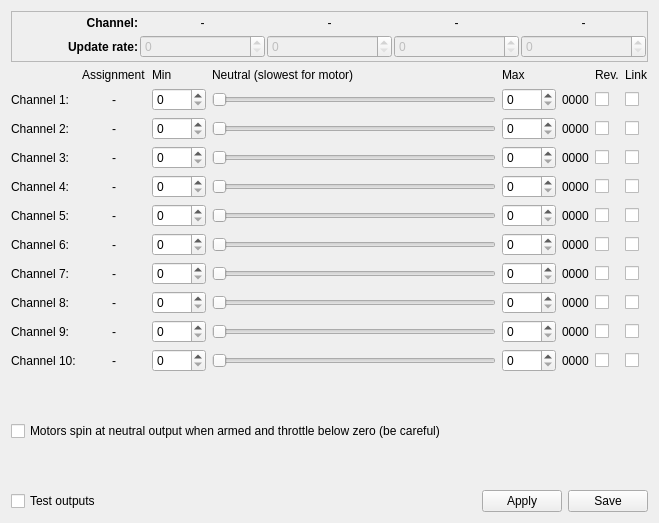
Qt form ground/openpilotgcs/src/plugins/config/output.ui (openpilot/OpenPilot) before a commit.
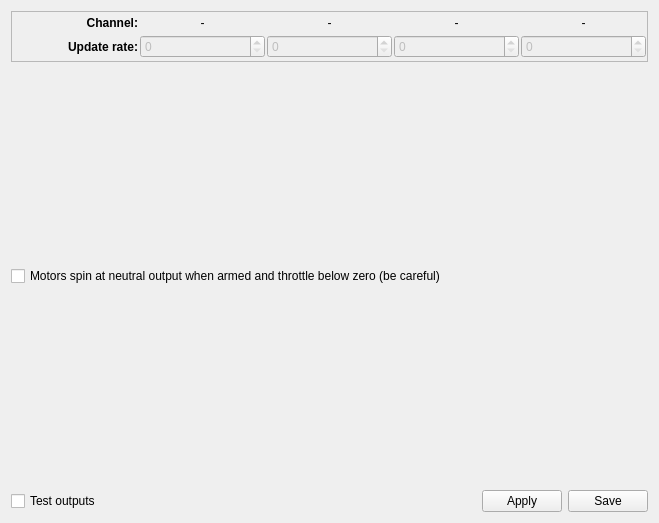
The same form after that commit. Icons and pictures are not drawn.

Commit message: Output widget: Converted to an array of output channels.

What changed in the file:
```diff
--- a/ground/openpilotgcs/src/plugins/config/output.ui
+++ b/ground/openpilotgcs/src/plugins/config/output.ui
@@ -210,933 +210,7 @@
     </widget>
    </item>
    <item>
-    <layout class="QGridLayout" name="gridLayout_2">
-     <item row="1" column="0">
-      <widget class="QLabel" name="actuator0Label">
-       <property name="text">
-        <string>Channel 1:</string>
-       </property>
-      </widget>
-     </item>
-     <item row="1" column="2">
-      <widget class="QSpinBox" name="ch0OutMin">
-       <property name="enabled">
-        <bool>true</bool>
-       </property>
-       <property name="toolTip">
-        <string>&lt;!DOCTYPE HTML PUBLIC &quot;-//W3C//DTD HTML 4.0//EN&quot; &quot;http://www.w3.org/TR/REC-html40/strict.dtd&quot;&gt;
-&lt;html&gt;&lt;head&gt;&lt;meta name=&quot;qrichtext&quot; content=&quot;1&quot; /&gt;&lt;style type=&quot;text/css&quot;&gt;
-p, li { white-space: pre-wrap; }
-&lt;/style&gt;&lt;/head&gt;&lt;body style=&quot; font-family:'Sans'; font-size:8pt; font-weight:400; font-style:normal;&quot;&gt;
-&lt;p style=&quot; margin-top:0px; margin-bottom:0px; margin-left:0px; margin-right:0px; -qt-block-indent:0; text-indent:0px;&quot;&gt;Minimum PWM value, beware of not overdriving your servo.&lt;/p&gt;&lt;/body&gt;&lt;/html&gt;</string>
-       </property>
-       <property name="maximum">
-        <number>9999</number>
-       </property>
-      </widget>
-     </item>
-     <item row="1" column="3">
-      <widget class="QSlider" name="ch0OutSlider">
-       <property name="enabled">
-        <bool>true</bool>
-       </property>
-       <property name="maximum">
-        <number>9999</number>
-       </property>
-       <property name="orientation">
-        <enum>Qt::Horizontal</enum>
-       </property>
-      </widget>
-     </item>
-     <item row="1" column="4">
-      <widget class="QSpinBox" name="ch0OutMax">
-       <property name="enabled">
-        <bool>true</bool>
-       </property>
-       <property name="toolTip">
-        <string>&lt;!DOCTYPE HTML PUBLIC &quot;-//W3C//DTD HTML 4.0//EN&quot; &quot;http://www.w3.org/TR/REC-html40/strict.dtd&quot;&gt;
-&lt;html&gt;&lt;head&gt;&lt;meta name=&quot;qrichtext&quot; content=&quot;1&quot; /&gt;&lt;style type=&quot;text/css&quot;&gt;
-p, li { white-space: pre-wrap; }
-&lt;/style&gt;&lt;/head&gt;&lt;body style=&quot; font-family:'Sans'; font-size:8pt; font-weight:400; font-style:normal;&quot;&gt;
-&lt;p style=&quot; margin-top:0px; margin-bottom:0px; margin-left:0px; margin-right:0px; -qt-block-indent:0; text-indent:0px;&quot;&gt;Maximum PWM value, beware of not overdriving your servo.&lt;/p&gt;&lt;/body&gt;&lt;/html&gt;</string>
-       </property>
-       <property name="maximum">
-        <number>9999</number>
-       </property>
-      </widget>
-     </item>
-     <item row="1" column="5">
-      <widget class="QLabel" name="ch0OutValue">
-       <property name="toolTip">
-        <string>Current value of slider.</string>
-       </property>
-       <property name="text">
-        <string>0000</string>
-       </property>
-      </widget>
-     </item>
-     <item row="1" column="6">
-      <widget class="QCheckBox" name="ch0Rev">
-       <property name="font">
-        <font>
-         <family>FreeSans</family>
-         <pointsize>8</pointsize>
-        </font>
-       </property>
-       <property name="toolTip">
-        <string>&lt;!DOCTYPE HTML PUBLIC &quot;-//W3C//DTD HTML 4.0//EN&quot; &quot;http://www.w3.org/TR/REC-html40/strict.dtd&quot;&gt;
-&lt;html&gt;&lt;head&gt;&lt;meta name=&quot;qrichtext&quot; content=&quot;1&quot; /&gt;&lt;style type=&quot;text/css&quot;&gt;
-p, li { white-space: pre-wrap; }
-&lt;/style&gt;&lt;/head&gt;&lt;body style=&quot; font-family:'FreeSans'; font-size:8pt; font-weight:400; font-style:normal;&quot;&gt;
-&lt;p style=&quot; margin-top:0px; margin-bottom:0px; margin-left:0px; margin-right:0px; -qt-block-indent:0; text-indent:0px;&quot;&gt;Check to invert the channel.&lt;/p&gt;&lt;/body&gt;&lt;/html&gt;</string>
-       </property>
-       <property name="text">
-        <string/>
-       </property>
-      </widget>
-     </item>
-     <item row="1" column="7">
-      <widget class="QCheckBox" name="ch0Link">
-       <property name="toolTip">
-        <string>Only used with Test Output mode</string>
-       </property>
-       <property name="text">
-        <string/>
-       </property>
-      </widget>
-     </item>
-     <item row="0" column="7">
-      <widget class="QLabel" name="label_2">
-       <property name="text">
-        <string>Link</string>
-       </property>
-      </widget>
-     </item>
-     <item row="0" column="6">
-      <widget class="QLabel" name="label">
-       <property name="text">
-        <string>Rev.</string>
-       </property>
-      </widget>
-     </item>
-     <item row="2" column="0">
-      <widget class="QLabel" name="actuator1Label">
-       <property name="text">
-        <string>Channel 2:</string>
-       </property>
-      </widget>
-     </item>
-     <item row="2" column="2">
-      <widget class="QSpinBox" name="ch1OutMin">
-       <property name="enabled">
-        <bool>true</bool>
-       </property>
-       <property name="maximum">
-        <number>9999</number>
-       </property>
-      </widget>
-     </item>
-     <item row="2" column="3">
-      <widget class="QSlider" name="ch1OutSlider">
-       <property name="enabled">
-        <bool>true</bool>
-       </property>
-       <property name="maximum">
-        <number>9999</number>
-       </property>
-       <property name="orientation">
-        <enum>Qt::Horizontal</enum>
-       </property>
-      </widget>
-     </item>
-     <item row="2" column="4">
-      <widget class="QSpinBox" name="ch1OutMax">
-       <property name="enabled">
-        <bool>true</bool>
-       </property>
-       <property name="maximum">
-        <number>9999</number>
-       </property>
-      </widget>
-     </item>
-     <item row="2" column="5">
-      <widget class="QLabel" name="ch1OutValue">
-       <property name="text">
-        <string>0000</string>
-       </property>
-      </widget>
-     </item>
-     <item row="2" column="6">
-      <widget class="QCheckBox" name="ch1Rev">
-       <property name="font">
-        <font>
-         <family>FreeSans</family>
-         <pointsize>8</pointsize>
-        </font>
-       </property>
-       <property name="toolTip">
-        <string>&lt;!DOCTYPE HTML PUBLIC &quot;-//W3C//DTD HTML 4.0//EN&quot; &quot;http://www.w3.org/TR/REC-html40/strict.dtd&quot;&gt;
-&lt;html&gt;&lt;head&gt;&lt;meta name=&quot;qrichtext&quot; content=&quot;1&quot; /&gt;&lt;style type=&quot;text/css&quot;&gt;
-p, li { white-space: pre-wrap; }
-&lt;/style&gt;&lt;/head&gt;&lt;body style=&quot; font-family:'FreeSans'; font-size:8pt; font-weight:400; font-style:normal;&quot;&gt;
-&lt;p style=&quot; margin-top:0px; margin-bottom:0px; margin-left:0px; margin-right:0px; -qt-block-indent:0; text-indent:0px;&quot;&gt;Check to invert the channel.&lt;/p&gt;&lt;/body&gt;&lt;/html&gt;</string>
-       </property>
-       <property name="text">
-        <string/>
-       </property>
-      </widget>
-     </item>
-     <item row="2" column="7">
-      <widget class="QCheckBox" name="ch1Link">
-       <property name="toolTip">
-        <string>Only used with Test Output mode</string>
-       </property>
-       <property name="text">
-        <string/>
-       </property>
-      </widget>
-     </item>
-     <item row="3" column="0">
-      <widget class="QLabel" name="actuator2Label">
-       <property name="text">
-        <string>Channel 3:</string>
-       </property>
-      </widget>
-     </item>
-     <item row="3" column="2">
-      <widget class="QSpinBox" name="ch2OutMin">
-       <property name="enabled">
-        <bool>true</bool>
-       </property>
-       <property name="maximum">
-        <number>9999</number>
-       </property>
-      </widget>
-     </item>
-     <item row="3" column="3">
-      <widget class="QSlider" name="ch2OutSlider">
-       <property name="enabled">
-        <bool>true</bool>
-       </property>
-       <property name="maximum">
-        <number>9999</number>
-       </property>
-       <property name="orientation">
-        <enum>Qt::Horizontal</enum>
-       </property>
-      </widget>
-     </item>
-     <item row="3" column="4">
-      <widget class="QSpinBox" name="ch2OutMax">
-       <property name="enabled">
-        <bool>true</bool>
-       </property>
-       <property name="maximum">
-        <number>9999</number>
-       </property>
-      </widget>
-     </item>
-     <item row="3" column="5">
-      <widget class="QLabel" name="ch2OutValue">
-       <property name="text">
-        <string>0000</string>
-       </property>
-      </widget>
-     </item>
-     <item row="3" column="6">
-      <widget class="QCheckBox" name="ch2Rev">
-       <property name="font">
-        <font>
-         <family>FreeSans</family>
-         <pointsize>8</pointsize>
-        </font>
-       </property>
-       <property name="toolTip">
-        <string>&lt;!DOCTYPE HTML PUBLIC &quot;-//W3C//DTD HTML 4.0//EN&quot; &quot;http://www.w3.org/TR/REC-html40/strict.dtd&quot;&gt;
-&lt;html&gt;&lt;head&gt;&lt;meta name=&quot;qrichtext&quot; content=&quot;1&quot; /&gt;&lt;style type=&quot;text/css&quot;&gt;
-p, li { white-space: pre-wrap; }
-&lt;/style&gt;&lt;/head&gt;&lt;body style=&quot; font-family:'FreeSans'; font-size:8pt; font-weight:400; font-style:normal;&quot;&gt;
-&lt;p style=&quot; margin-top:0px; margin-bottom:0px; margin-left:0px; margin-right:0px; -qt-block-indent:0; text-indent:0px;&quot;&gt;Check to invert the channel.&lt;/p&gt;&lt;/body&gt;&lt;/html&gt;</string>
-       </property>
-       <property name="text">
-        <string/>
-       </property>
-      </widget>
-     </item>
-     <item row="3" column="7">
-      <widget class="QCheckBox" name="ch2Link">
-       <property name="toolTip">
-        <string>Only used with Test Output mode</string>
-       </property>
-       <property name="text">
-        <string/>
-       </property>
-      </widget>
-     </item>
-     <item row="4" column="0">
-      <widget class="QLabel" name="actuator3Label">
-       <property name="text">
-        <string>Channel 4:</string>
-       </property>
-      </widget>
-     </item>
-     <item row="4" column="2">
-      <widget class="QSpinBox" name="ch3OutMin">
-       <property name="enabled">
-        <bool>true</bool>
-       </property>
-       <property name="maximum">
-        <number>9999</number>
-       </property>
-      </widget>
-     </item>
-     <item row="4" column="3">
-      <widget class="QSlider" name="ch3OutSlider">
-       <property name="enabled">
-        <bool>true</bool>
-       </property>
-       <property name="maximum">
-        <number>9999</number>
-       </property>
-       <property name="orientation">
-        <enum>Qt::Horizontal</enum>
-       </property>
-      </widget>
-     </item>
-     <item row="4" column="4">
-      <widget class="QSpinBox" name="ch3OutMax">
-       <property name="enabled">
-        <bool>true</bool>
-       </property>
-       <property name="maximum">
-        <number>9999</number>
-       </property>
-      </widget>
-     </item>
-     <item row="4" column="5">
-      <widget class="QLabel" name="ch3OutValue">
-       <property name="text">
-        <string>0000</string>
-       </property>
-      </widget>
-     </item>
-     <item row="4" column="6">
-      <widget class="QCheckBox" name="ch3Rev">
-       <property name="font">
-        <font>
-         <family>FreeSans</family>
-         <pointsize>8</pointsize>
-        </font>
-       </property>
-       <property name="toolTip">
-        <string>&lt;!DOCTYPE HTML PUBLIC &quot;-//W3C//DTD HTML 4.0//EN&quot; &quot;http://www.w3.org/TR/REC-html40/strict.dtd&quot;&gt;
-&lt;html&gt;&lt;head&gt;&lt;meta name=&quot;qrichtext&quot; content=&quot;1&quot; /&gt;&lt;style type=&quot;text/css&quot;&gt;
-p, li { white-space: pre-wrap; }
-&lt;/style&gt;&lt;/head&gt;&lt;body style=&quot; font-family:'FreeSans'; font-size:8pt; font-weight:400; font-style:normal;&quot;&gt;
-&lt;p style=&quot; margin-top:0px; margin-bottom:0px; margin-left:0px; margin-right:0px; -qt-block-indent:0; text-indent:0px;&quot;&gt;Check to invert the channel.&lt;/p&gt;&lt;/body&gt;&lt;/html&gt;</string>
-       </property>
-       <property name="text">
-        <string/>
-       </property>
-      </widget>
-     </item>
-     <item row="4" column="7">
-      <widget class="QCheckBox" name="ch3Link">
-       <property name="toolTip">
-        <string>Only used with Test Output mode</string>
-       </property>
-       <property name="text">
-        <string/>
-       </property>
-      </widget>
-     </item>
-     <item row="5" column="0">
-      <widget class="QLabel" name="actuator4Label">
-       <property name="text">
-        <string>Channel 5:</string>
-       </property>
-      </widget>
-     </item>
-     <item row="5" column="2">
-      <widget class="QSpinBox" name="ch4OutMin">
-       <property name="maximum">
-        <number>9999</number>
-       </property>
-      </widget>
-     </item>
-     <item row="5" column="3">
-      <widget class="QSlider" name="ch4OutSlider">
-       <property name="maximum">
-        <number>9999</number>
-       </property>
-       <property name="orientation">
-        <enum>Qt::Horizontal</enum>
-       </property>
-      </widget>
-     </item>
-     <item row="5" column="4">
-      <widget class="QSpinBox" name="ch4OutMax">
-       <property name="maximum">
-        <number>9999</number>
-       </property>
-      </widget>
-     </item>
-     <item row="5" column="5">
-      <widget class="QLabel" name="ch4OutValue">
-       <property name="text">
-        <string>0000</string>
-       </property>
-      </widget>
-     </item>
-     <item row="5" column="6">
-      <widget class="QCheckBox" name="ch4Rev">
-       <property name="font">
-        <font>
-         <family>FreeSans</family>
-         <pointsize>8</pointsize>
-        </font>
-       </property>
-       <property name="toolTip">
-        <string>&lt;!DOCTYPE HTML PUBLIC &quot;-//W3C//DTD HTML 4.0//EN&quot; &quot;http://www.w3.org/TR/REC-html40/strict.dtd&quot;&gt;
-&lt;html&gt;&lt;head&gt;&lt;meta name=&quot;qrichtext&quot; content=&quot;1&quot; /&gt;&lt;style type=&quot;text/css&quot;&gt;
-p, li { white-space: pre-wrap; }
-&lt;/style&gt;&lt;/head&gt;&lt;body style=&quot; font-family:'FreeSans'; font-size:8pt; font-weight:400; font-style:normal;&quot;&gt;
-&lt;p style=&quot; margin-top:0px; margin-bottom:0px; margin-left:0px; margin-right:0px; -qt-block-indent:0; text-indent:0px;&quot;&gt;Check to invert the channel.&lt;/p&gt;&lt;/body&gt;&lt;/html&gt;</string>
-       </property>
-       <property name="text">
-        <string/>
-       </property>
-      </widget>
-     </item>
-     <item row="5" column="7">
-      <widget class="QCheckBox" name="ch4Link">
-       <property name="toolTip">
-        <string>Only used with Test Output mode</string>
-       </property>
-       <property name="text">
-        <string/>
-       </property>
-      </widget>
-     </item>
-     <item row="6" column="0">
-      <widget class="QLabel" name="actuator5Label">
-       <property name="text">
-        <string>Channel 6:</string>
-       </property>
-      </widget>
-     </item>
-     <item row="6" column="2">
-      <widget class="QSpinBox" name="ch5OutMin">
-       <property name="maximum">
-        <number>9999</number>
-       </property>
-      </widget>
-     </item>
-     <item row="6" column="3">
-      <widget class="QSlider" name="ch5OutSlider">
-       <property name="maximum">
-        <number>9999</number>
-       </property>
-       <property name="orientation">
-        <enum>Qt::Horizontal</enum>
-       </property>
-      </widget>
-     </item>
-     <item row="6" column="4">
-      <widget class="QSpinBox" name="ch5OutMax">
-       <property name="maximum">
-        <number>9999</number>
-       </property>
-      </widget>
-     </item>
-     <item row="6" column="5">
-      <widget class="QLabel" name="ch5OutValue">
-       <property name="text">
-        <string>0000</string>
-       </property>
-      </widget>
-     </item>
-     <item row="6" column="6">
-      <widget class="QCheckBox" name="ch5Rev">
-       <property name="font">
-        <font>
-         <family>FreeSans</family>
-         <pointsize>8</pointsize>
-        </font>
-       </property>
-       <property name="toolTip">
-        <string>&lt;!DOCTYPE HTML PUBLIC &quot;-//W3C//DTD HTML 4.0//EN&quot; &quot;http://www.w3.org/TR/REC-html40/strict.dtd&quot;&gt;
-&lt;html&gt;&lt;head&gt;&lt;meta name=&quot;qrichtext&quot; content=&quot;1&quot; /&gt;&lt;style type=&quot;text/css&quot;&gt;
-p, li { white-space: pre-wrap; }
-&lt;/style&gt;&lt;/head&gt;&lt;body style=&quot; font-family:'FreeSans'; font-size:8pt; font-weight:400; font-style:normal;&quot;&gt;
-&lt;p style=&quot; margin-top:0px; margin-bottom:0px; margin-left:0px; margin-right:0px; -qt-block-indent:0; text-indent:0px;&quot;&gt;Check to invert the channel.&lt;/p&gt;&lt;/body&gt;&lt;/html&gt;</string>
-       </property>
-       <property name="text">
-        <string/>
-       </property>
-      </widget>
-     </item>
-     <item row="6" column="7">
-      <widget class="QCheckBox" name="ch5Link">
-       <property name="toolTip">
-        <string>Only used with Test Output mode</string>
-       </property>
-       <property name="text">
-        <string/>
-       </property>
-      </widget>
-     </item>
-     <item row="7" column="0">
-      <widget class="QLabel" name="actuator6Label">
-       <property name="text">
-        <string>Channel 7:</string>
-       </property>
-      </widget>
-     </item>
-     <item row="8" column="0">
-      <widget class="QLabel" name="actuator7Label">
-       <property name="text">
-        <string>Channel 8:</string>
-       </property>
-      </widget>
-     </item>
-     <item row="7" column="2">
-      <widget class="QSpinBox" name="ch6OutMin">
-       <property name="maximum">
-        <number>9999</number>
-       </property>
-      </widget>
-     </item>
-     <item row="7" column="3">
-      <widget class="QSlider" name="ch6OutSlider">
-       <property name="maximum">
-        <number>9999</number>
-       </property>
-       <property name="orientation">
-        <enum>Qt::Horizontal</enum>
-       </property>
-      </widget>
-     </item>
-     <item row="7" column="4">
-      <widget class="QSpinBox" name="ch6OutMax">
-       <property name="maximum">
-        <number>9999</number>
-       </property>
-      </widget>
-     </item>
-     <item row="7" column="5">
-      <widget class="QLabel" name="ch6OutValue">
-       <property name="text">
-        <string>0000</string>
-       </property>
-      </widget>
-     </item>
-     <item row="7" column="6">
-      <widget class="QCheckBox" name="ch6Rev">
-       <property name="font">
-        <font>
-         <family>FreeSans</family>
-         <pointsize>8</pointsize>
-        </font>
-       </property>
-       <property name="toolTip">
-        <string>&lt;!DOCTYPE HTML PUBLIC &quot;-//W3C//DTD HTML 4.0//EN&quot; &quot;http://www.w3.org/TR/REC-html40/strict.dtd&quot;&gt;
-&lt;html&gt;&lt;head&gt;&lt;meta name=&quot;qrichtext&quot; content=&quot;1&quot; /&gt;&lt;style type=&quot;text/css&quot;&gt;
-p, li { white-space: pre-wrap; }
-&lt;/style&gt;&lt;/head&gt;&lt;body style=&quot; font-family:'FreeSans'; font-size:8pt; font-weight:400; font-style:normal;&quot;&gt;
-&lt;p style=&quot; margin-top:0px; margin-bottom:0px; margin-left:0px; margin-right:0px; -qt-block-indent:0; text-indent:0px;&quot;&gt;Check to invert the channel.&lt;/p&gt;&lt;/body&gt;&lt;/html&gt;</string>
-       </property>
-       <property name="text">
-        <string/>
-       </property>
-      </widget>
-     </item>
-     <item row="7" column="7">
-      <widget class="QCheckBox" name="ch6Link">
-       <property name="toolTip">
-        <string>Only used with Test Output mode</string>
-       </property>
-       <property name="text">
-        <string/>
-       </property>
-      </widget>
-     </item>
-     <item row="8" column="2">
-      <widget class="QSpinBox" name="ch7OutMin">
-       <property name="maximum">
-        <number>9999</number>
-       </property>
-      </widget>
-     </item>
-     <item row="8" column="3">
-      <widget class="QSlider" name="ch7OutSlider">
-       <property name="maximum">
-        <number>9999</number>
-       </property>
-       <property name="orientation">
-        <enum>Qt::Horizontal</enum>
-       </property>
-      </widget>
-     </item>
-     <item row="8" column="4">
-      <widget class="QSpinBox" name="ch7OutMax">
-       <property name="maximum">
-        <number>9999</number>
-       </property>
-      </widget>
-     </item>
-     <item row="8" column="5">
-      <widget class="QLabel" name="ch7OutValue">
-       <property name="text">
-        <string>0000</string>
-       </property>
-      </widget>
-     </item>
-     <item row="8" column="6">
-      <widget class="QCheckBox" name="ch7Rev">
-       <property name="font">
-        <font>
-         <family>FreeSans</family>
-         <pointsize>8</pointsize>
-        </font>
-       </property>
-       <property name="toolTip">
-        <string>&lt;!DOCTYPE HTML PUBLIC &quot;-//W3C//DTD HTML 4.0//EN&quot; &quot;http://www.w3.org/TR/REC-html40/strict.dtd&quot;&gt;
-&lt;html&gt;&lt;head&gt;&lt;meta name=&quot;qrichtext&quot; content=&quot;1&quot; /&gt;&lt;style type=&quot;text/css&quot;&gt;
-p, li { white-space: pre-wrap; }
-&lt;/style&gt;&lt;/head&gt;&lt;body style=&quot; font-family:'FreeSans'; font-size:8pt; font-weight:400; font-style:normal;&quot;&gt;
-&lt;p style=&quot; margin-top:0px; margin-bottom:0px; margin-left:0px; margin-right:0px; -qt-block-indent:0; text-indent:0px;&quot;&gt;Check to invert the channel.&lt;/p&gt;&lt;/body&gt;&lt;/html&gt;</string>
-       </property>
-       <property name="text">
-        <string/>
-       </property>
-      </widget>
-     </item>
-     <item row="8" column="7">
-      <widget class="QCheckBox" name="ch7Link">
-       <property name="toolTip">
-        <string>Only used with Test Output mode</string>
-       </property>
-       <property name="text">
-        <string/>
-       </property>
-      </widget>
-     </item>
-     <item row="1" column="1">
-      <widget class="QLabel" name="ch0Output">
-       <property name="font">
-        <font>
-         <pointsize>9</pointsize>
-        </font>
-       </property>
-       <property name="text">
-        <string>-</string>
-       </property>
-       <property name="alignment">
-        <set>Qt::AlignCenter</set>
-       </property>
-      </widget>
-     </item>
-     <item row="2" column="1">
-      <widget class="QLabel" name="ch1Output">
-       <property name="font">
-        <font>
-         <pointsize>9</pointsize>
-        </font>
-       </property>
-       <property name="text">
-        <string>-</string>
-       </property>
-       <property name="alignment">
-        <set>Qt::AlignCenter</set>
-       </property>
-      </widget>
-     </item>
-     <item row="3" column="1">
-      <widget class="QLabel" name="ch2Output">
-       <property name="font">
-        <font>
-         <pointsize>9</pointsize>
-        </font>
-       </property>
-       <property name="text">
-        <string>-</string>
-       </property>
-       <property name="alignment">
-        <set>Qt::AlignCenter</set>
-       </property>
-      </widget>
-     </item>
-     <item row="4" column="1">
-      <widget class="QLabel" name="ch3Output">
-       <property name="font">
-        <font>
-         <pointsize>9</pointsize>
-        </font>
-       </property>
-       <property name="text">
-        <string>-</string>
-       </property>
-       <property name="alignment">
-        <set>Qt::AlignCenter</set>
-       </property>
-      </widget>
-     </item>
-     <item row="5" column="1">
-      <widget class="QLabel" name="ch4Output">
-       <property name="font">
-        <font>
-         <pointsize>9</pointsize>
-        </font>
-       </property>
-       <property name="text">
-        <string>-</string>
-       </property>
-       <property name="alignment">
-        <set>Qt::AlignCenter</set>
-       </property>
-      </widget>
-     </item>
-     <item row="6" column="1">
-      <widget class="QLabel" name="ch5Output">
-       <property name="font">
-        <font>
-         <pointsize>9</pointsize>
-        </font>
-       </property>
-       <property name="text">
-        <string>-</string>
-       </property>
-       <property name="alignment">
-        <set>Qt::AlignCenter</set>
-       </property>
-      </widget>
-     </item>
-     <item row="7" column="1">
-      <widget class="QLabel" name="ch6Output">
-       <property name="font">
-        <font>
-         <pointsize>9</pointsize>
-        </font>
-       </property>
-       <property name="text">
-        <string>-</string>
-       </property>
-       <property name="alignment">
-        <set>Qt::AlignCenter</set>
-       </property>
-      </widget>
-     </item>
-     <item row="8" column="1">
-      <widget class="QLabel" name="ch7Output">
-       <property name="font">
-        <font>
-         <pointsize>9</pointsize>
-        </font>
-       </property>
-       <property name="text">
-        <string>-</string>
-       </property>
-       <property name="alignment">
-        <set>Qt::AlignCenter</set>
-       </property>
-      </widget>
-     </item>
-     <item row="0" column="1">
-      <widget class="QLabel" name="label_4">
-       <property name="text">
-        <string>Assignment</string>
-       </property>
-      </widget>
-     </item>
-     <item row="0" column="2">
-      <widget class="QLabel" name="label_5">
-       <property name="text">
-        <string>Min</string>
-       </property>
-      </widget>
-     </item>
-     <item row="0" column="3">
-      <widget class="QLabel" name="label_6">
-       <property name="text">
-        <string>Neutral (slowest for motor)</string>
-       </property>
-      </widget>
-     </item>
-     <item row="0" column="4">
-      <widget class="QLabel" name="label_7">
-       <property name="text">
-        <string>Max</string>
-       </property>
-      </widget>
-     </item>
-     <item row="9" column="0">
-      <widget class="QLabel" name="actuator8Label">
-       <property name="text">
-        <string>Channel 9:</string>
-       </property>
-      </widget>
-     </item>
-     <item row="10" column="0">
-      <widget class="QLabel" name="actuator9Label">
-       <property name="text">
-        <string>Channel 10:</string>
-       </property>
-      </widget>
-     </item>
-     <item row="9" column="1">
-      <widget class="QLabel" name="ch8Output">
-       <property name="font">
-        <font>
-         <pointsize>9</pointsize>
-        </font>
-       </property>
-       <property name="text">
-        <string>-</string>
-       </property>
-       <property name="alignment">
-        <set>Qt::AlignCenter</set>
-       </property>
-      </widget>
-     </item>
-     <item row="10" column="1">
-      <widget class="QLabel" name="ch9Output">
-       <property name="font">
-        <font>
-         <pointsize>9</pointsize>
-        </font>
-       </property>
-       <property name="text">
-        <string>-</string>
-       </property>
-       <property name="alignment">
-        <set>Qt::AlignCenter</set>
-       </property>
-      </widget>
-     </item>
-     <item row="9" column="2">
-      <widget class="QSpinBox" name="ch8OutMin">
-       <property name="maximum">
-        <number>9999</number>
-       </property>
-      </widget>
-     </item>
-     <item row="10" column="2">
-      <widget class="QSpinBox" name="ch9OutMin">
-       <property name="maximum">
-        <number>9999</number>
-       </property>
-      </widget>
-     </item>
-     <item row="9" column="3">
-      <widget class="QSlider" name="ch8OutSlider">
-       <property name="maximum">
-        <number>9999</number>
-       </property>
-       <property name="orientation">
-        <enum>Qt::Horizontal</enum>
-       </property>
-      </widget>
-     </item>
-     <item row="10" column="3">
-      <widget class="QSlider" name="ch9OutSlider">
-       <property name="maximum">
-        <number>9999</number>
-       </property>
-       <property name="orientation">
-        <enum>Qt::Horizontal</enum>
-       </property>
-      </widget>
-     </item>
-     <item row="9" column="4">
-      <widget class="QSpinBox" name="ch8OutMax">
-       <property name="maximum">
-        <number>9999</number>
-       </property>
-      </widget>
-     </item>
-     <item row="10" column="4">
-      <widget class="QSpinBox" name="ch9OutMax">
-       <property name="maximum">
-        <number>9999</number>
-       </property>
-      </widget>
-     </item>
-     <item row="9" column="5">
-      <widget class="QLabel" name="ch8OutValue">
-       <property name="text">
-        <string>0000</string>
-       </property>
-      </widget>
-     </item>
-     <item row="10" column="5">
-      <widget class="QLabel" name="ch9OutValue">
-       <property name="text">
-        <string>0000</string>
-       </property>
-      </widget>
-     </item>
-     <item row="9" column="6">
-      <widget class="QCheckBox" name="ch8Rev">
-       <property name="font">
-        <font>
-         <family>FreeSans</family>
-         <pointsize>8</pointsize>
-        </font>
-       </property>
-       <property name="toolTip">
-        <string>&lt;!DOCTYPE HTML PUBLIC &quot;-//W3C//DTD HTML 4.0//EN&quot; &quot;http://www.w3.org/TR/REC-html40/strict.dtd&quot;&gt;
-&lt;html&gt;&lt;head&gt;&lt;meta name=&quot;qrichtext&quot; content=&quot;1&quot; /&gt;&lt;style type=&quot;text/css&quot;&gt;
-p, li { white-space: pre-wrap; }
-&lt;/style&gt;&lt;/head&gt;&lt;body style=&quot; font-family:'FreeSans'; font-size:8pt; font-weight:400; font-style:normal;&quot;&gt;
-&lt;p style=&quot; margin-top:0px; margin-bottom:0px; margin-left:0px; margin-right:0px; -qt-block-indent:0; text-indent:0px;&quot;&gt;Check to invert the channel.&lt;/p&gt;&lt;/body&gt;&lt;/html&gt;</string>
-       </property>
-       <property name="text">
-        <string/>
-       </property>
-      </widget>
-     </item>
-     <item row="10" column="6">
-      <widget class="QCheckBox" name="ch9Rev">
-       <property name="font">
-        <font>
-         <family>FreeSans</family>
-         <pointsize>8</pointsize>
-        </font>
-       </property>
-       <property name="toolTip">
-        <string>&lt;!DOCTYPE HTML PUBLIC &quot;-//W3C//DTD HTML 4.0//EN&quot; &quot;http://www.w3.org/TR/REC-html40/strict.dtd&quot;&gt;
-&lt;html&gt;&lt;head&gt;&lt;meta name=&quot;qrichtext&quot; content=&quot;1&quot; /&gt;&lt;style type=&quot;text/css&quot;&gt;
-p, li { white-space: pre-wrap; }
-&lt;/style&gt;&lt;/head&gt;&lt;body style=&quot; font-family:'FreeSans'; font-size:8pt; font-weight:400; font-style:normal;&quot;&gt;
-&lt;p style=&quot; margin-top:0px; margin-bottom:0px; margin-left:0px; margin-right:0px; -qt-block-indent:0; text-indent:0px;&quot;&gt;Check to invert the channel.&lt;/p&gt;&lt;/body&gt;&lt;/html&gt;</string>
-       </property>
-       <property name="text">
-        <string/>
-       </property>
-      </widget>
-     </item>
-     <item row="9" column="7">
-      <widget class="QCheckBox" name="ch8Link">
-       <property name="toolTip">
-        <string>Only used with Test Output mode</string>
-       </property>
-       <property name="text">
-        <string/>
-       </property>
-      </widget>
-     </item>
-     <item row="10" column="7">
-      <widget class="QCheckBox" name="ch9Link">
-       <property name="toolTip">
-        <string>Only used with Test Output mode</string>
-       </property>
-       <property name="text">
-        <string/>
-       </property>
-      </widget>
-     </item>
-    </layout>
+    <layout class="QVBoxLayout" name="channelLayout"/>
    </item>
    <item>
     <spacer name="verticalSpacer_2">
```
Left out of the diff: 40 changed lines with no effect on the pictures. The commit also changes 6 other files.
